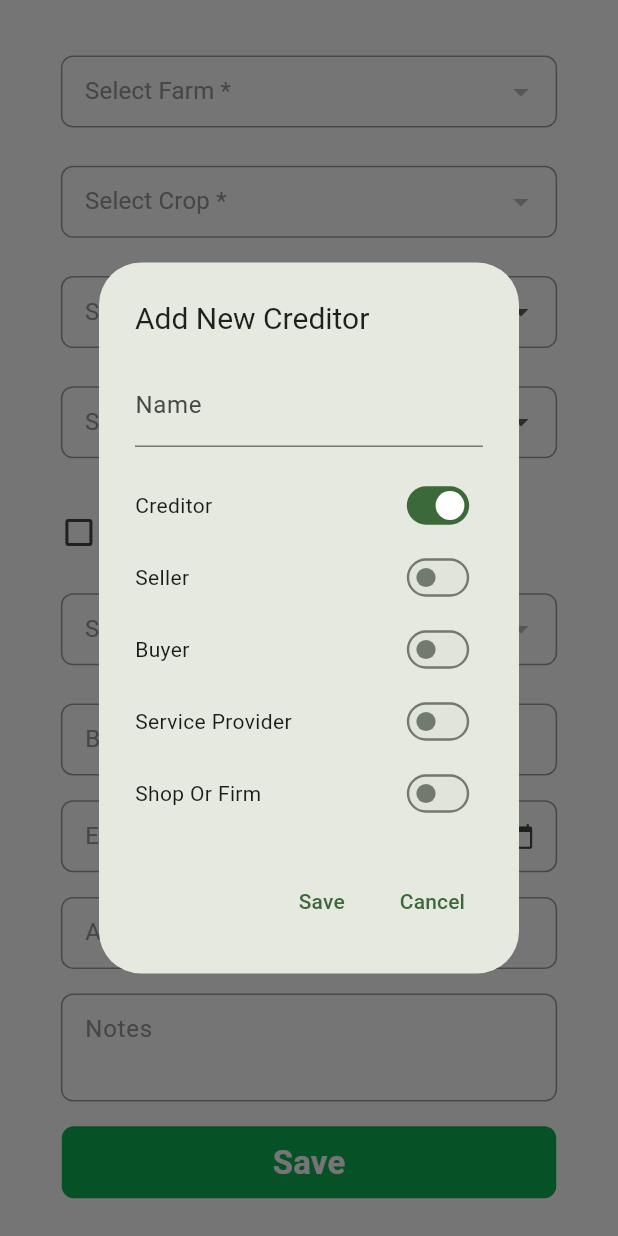
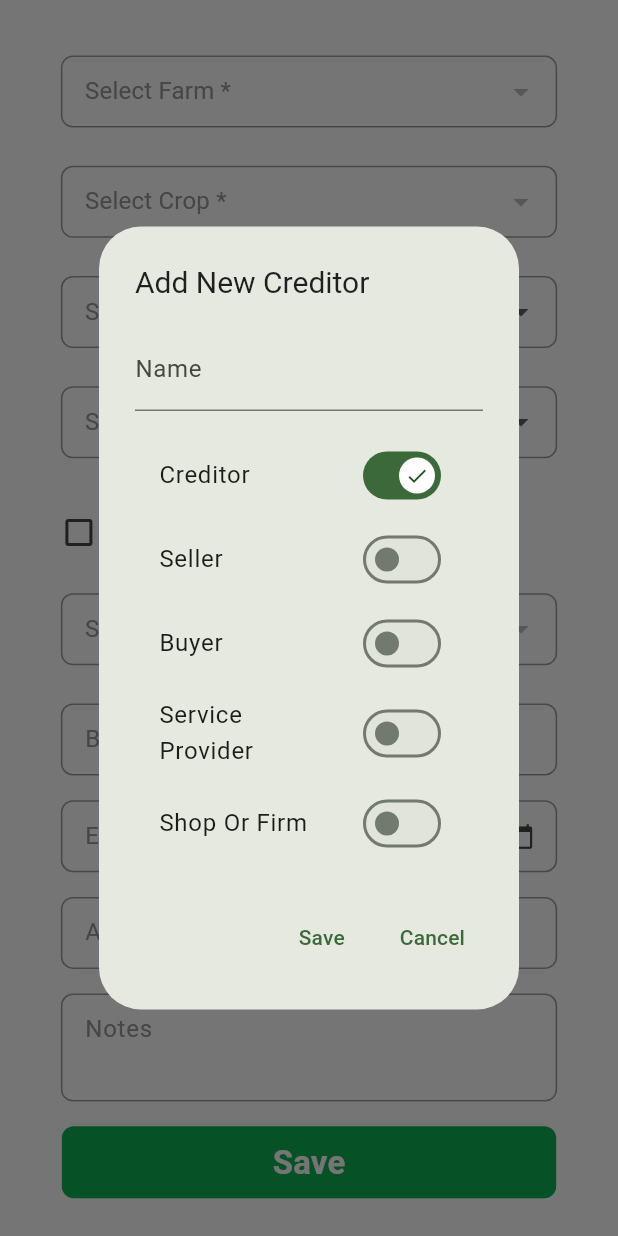
Before and after one commit to ShriHerwade/sheti_next, a Flutter app: the CreateExpenses screen opened directly, after a tap on an icon or button, on a phone screen of 412 x 824 dp. Run offline on Flutter 3.47's test engine with Material 3 defaults, Android fonts, the phone set to English and light mode, and no system bars; our stand-ins replace easy_localization, google_nav_bar, introduction_screen, shared_preferences, sqflite, toast; missing offline and left inert: multiselect; accounts and stored records are empty.

Commit message:
SN-44 Material 3 switch with thumbIcon enabled on the dialog.

```diff
--- a/lib/zebra/screen/farming/CreateExpenseScreen.dart
+++ b/lib/zebra/screen/farming/CreateExpenseScreen.dart
@@ -480,7 +480,8 @@ class _CreateExpensesState extends State<CreateExpenses> {
                   _buildCompactSwitchListTile(
                     title: 'Creditor',
                     value: true, // Make isCreditor always true
-                    onChanged: (value) {} // Disable user interaction
+                    onChanged: (value) {}, // Disable user interaction
+                    useThumbIcon: true,
                   ),
                   _buildCompactSwitchListTile(
                     title: 'Seller',
@@ -490,6 +491,7 @@ class _CreateExpensesState extends State<CreateExpenses> {
                         isSeller = value;
                       });
                     },
+                    useThumbIcon: true,
                   ),
                   _buildCompactSwitchListTile(
                     title: 'Buyer',
@@ -499,6 +501,7 @@ class _CreateExpensesState extends State<CreateExpenses> {
                         isBuyer = value;
                       });
                     },
+                    useThumbIcon: true,
                   ),
                   _buildCompactSwitchListTile(
                     title: 'Service Provider',
@@ -508,6 +511,7 @@ class _CreateExpensesState extends State<CreateExpenses> {
                         isServiceProvider = value;
                       });
                     },
+                    useThumbIcon: true,
                   ),
                  /* _buildCompactSwitchListTile(
                     title: 'Farm Worker',
@@ -517,6 +521,7 @@ class _CreateExpensesState extends State<CreateExpenses> {
                         isFarmWorker = value;
                       });
                     },
+                     useThumbIcon: true,
                   ),*/
                   _buildCompactSwitchListTile(
                     title: 'Shop Or Firm',
@@ -526,6 +531,7 @@ class _CreateExpensesState extends State<CreateExpenses> {
                         isShopFirm = value;
                       });
                     },
+                    useThumbIcon: true,
                   ),
                 ],
               ),
@@ -573,25 +579,32 @@ class _CreateExpensesState extends State<CreateExpenses> {
     );
   }
 
+  final MaterialStateProperty<Icon?> thumbIcon =
+  MaterialStateProperty.resolveWith<Icon?>(
+        (Set<MaterialState> states) {
+      if (states.contains(MaterialState.selected)) {
+        return const Icon(Icons.check);
+      }
+      //return const Icon(Icons.close);
+    },
+  );
+
   Widget _buildCompactSwitchListTile({
     required String title,
     required bool value,
     required Function(bool) onChanged,
+    bool useThumbIcon = false, // Added parameter to indicate whether to use thumbIcon
   }) {
-    return Row(
-      children: [
-        Text(title),
-        Spacer(),
-        Transform.scale(
-          scale: 0.8, // Adjust the scale as needed to make the switch smaller
-          child: Switch(
-            value: value,
-            onChanged: onChanged,
-          ),
-        ),
-      ],
+    return ListTile(
+      title: Text(title),
+      trailing: Switch(
+        value: value,
+        onChanged: onChanged,
+        thumbIcon: useThumbIcon ? thumbIcon : null, // Set thumbIcon if needed
+      ),
     );
   }
+
 
 
 
```
